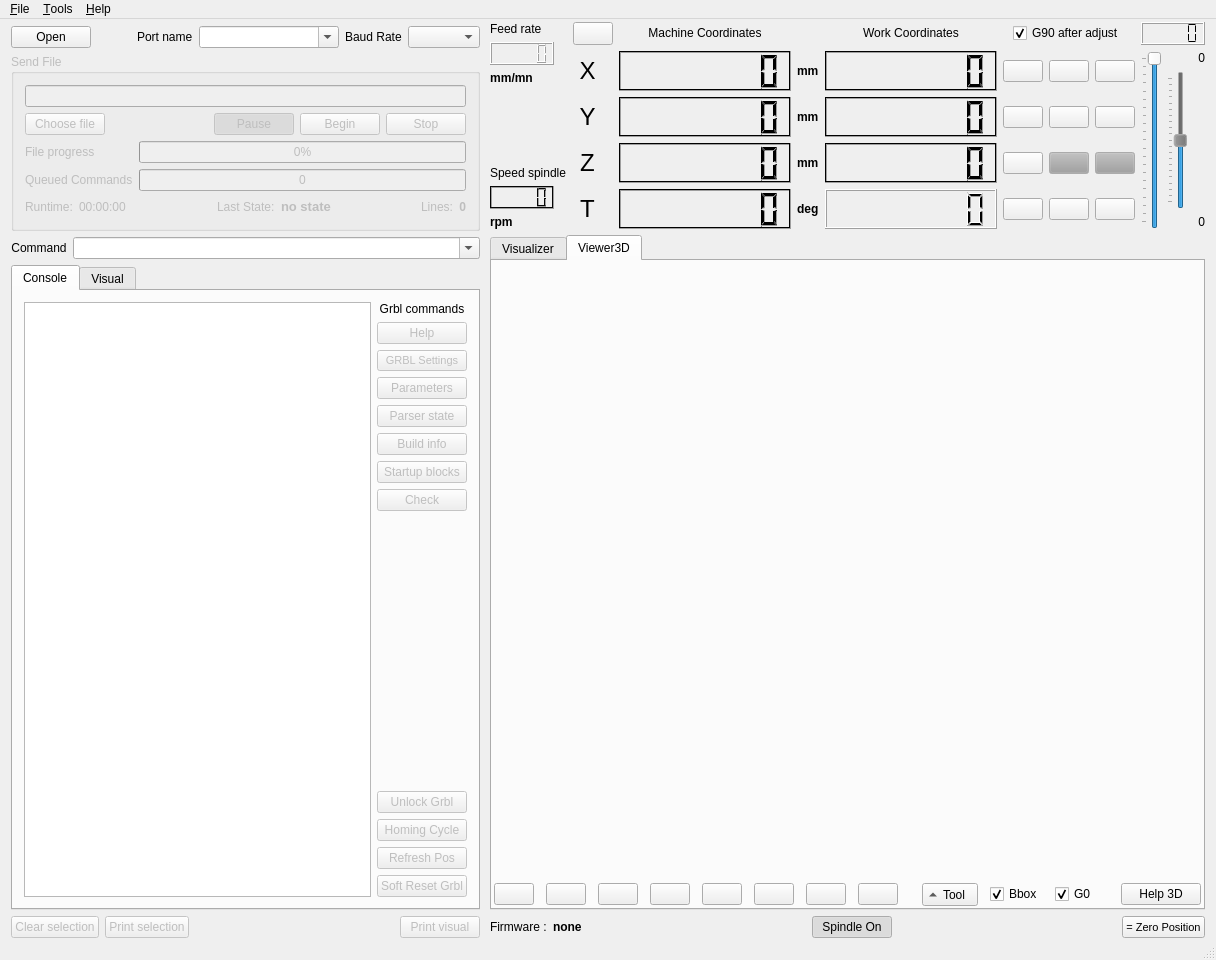
The window that GCV-3.6.1-T4/src/forms/mainwindow.ui (zapmaker/GrblHoming) describes before a commit, drawn with Qt 5.
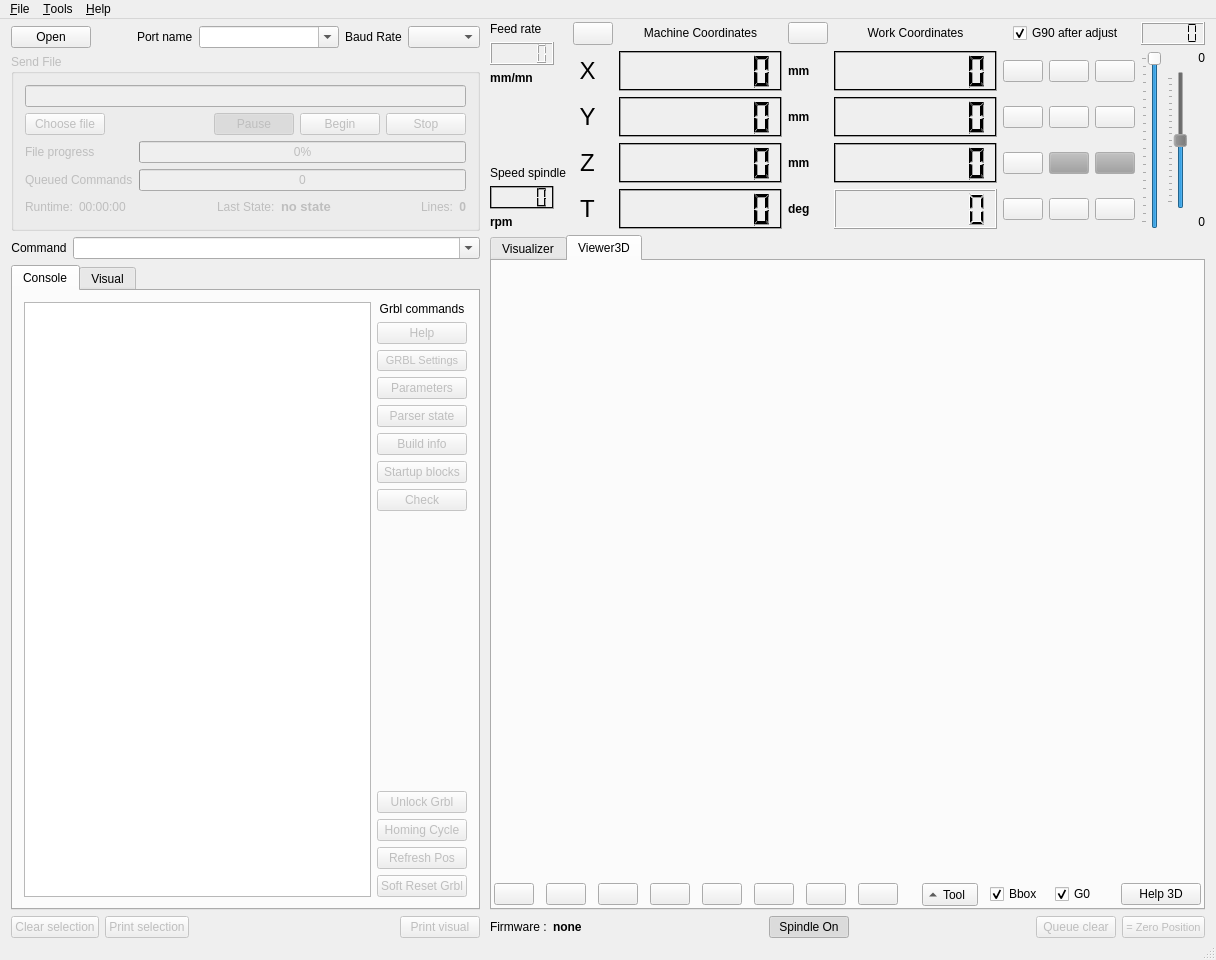
The same window after the commit. Icons and pictures are not drawn. Custom widgets are drawn as their Qt base class.

Patch:
```diff
--- a/GCV-3.6.1-T4/src/forms/mainwindow.ui
+++ b/GCV-3.6.1-T4/src/forms/mainwindow.ui
@@ -3210,7 +3210,21 @@
           </property>
           <property name="icon">
            <iconset resource="../GrblController.qrc">
-            <normaloff>:/img/homeAll.png</normaloff>:/img/homeAll.png</iconset>
+            <normaloff>:/img/homeall.png</normaloff>:/img/homeall.png</iconset>
+          </property>
+         </widget>
+        </item>
+        <item row="0" column="3">
+         <widget class="QPushButton" name="btnSetG92">
+          <property name="toolTip">
+           <string>The current position will be the new zero position :G92 x0 y0 z0</string>
+          </property>
+          <property name="text">
+           <string/>
+          </property>
+          <property name="icon">
+           <iconset resource="../GrblController.qrc">
+            <normaloff>:/img/isoview1.png</normaloff>:/img/isoview1.png</iconset>
           </property>
          </widget>
         </item>
@@ -3727,8 +3741,21 @@
           </property>
          </spacer>
         </item>
+        <item>
+         <widget class="QPushButton" name="btnQueueClear">
+          <property name="enabled">
+           <bool>false</bool>
+          </property>
+          <property name="text">
+           <string>Queue clear</string>
+          </property>
+         </widget>
+        </item>
         <item>
          <widget class="QPushButton" name="btnSetHome">
+          <property name="enabled">
+           <bool>false</bool>
+          </property>
           <property name="sizePolicy">
            <sizepolicy hsizetype="Minimum" vsizetype="Minimum">
             <horstretch>0</horstretch>
```
Left out of the diff: 24 changed lines with no effect on the pictures.
